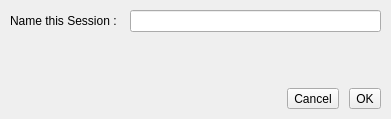
Qt form app/start/sessionsavedialog.ui (rahmanshaber/corebox) before a commit.
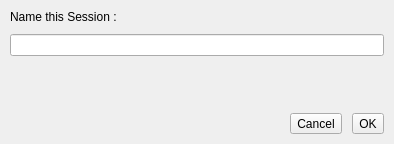
The same form after that commit. Icons and pictures are not drawn.

```diff
--- a/app/start/sessionsavedialog.ui
+++ b/app/start/sessionsavedialog.ui
@@ -6,10 +6,16 @@
    <rect>
     <x>0</x>
     <y>0</y>
-    <width>391</width>
-    <height>119</height>
+    <width>394</width>
+    <height>144</height>
    </rect>
   </property>
+  <property name="sizePolicy">
+   <sizepolicy hsizetype="Preferred" vsizetype="Minimum">
+    <horstretch>0</horstretch>
+    <verstretch>0</verstretch>
+   </sizepolicy>
+  </property>
   <property name="windowTitle">
    <string>SaveSession</string>
   </property>
@@ -38,7 +44,7 @@
    </property>
    <item>
     <widget class="QWidget" name="nameIt" native="true">
-     <layout class="QHBoxLayout" name="horizontalLayout">
+     <layout class="QVBoxLayout" name="verticalLayout_3">
       <property name="spacing">
        <number>10</number>
       </property>
```
